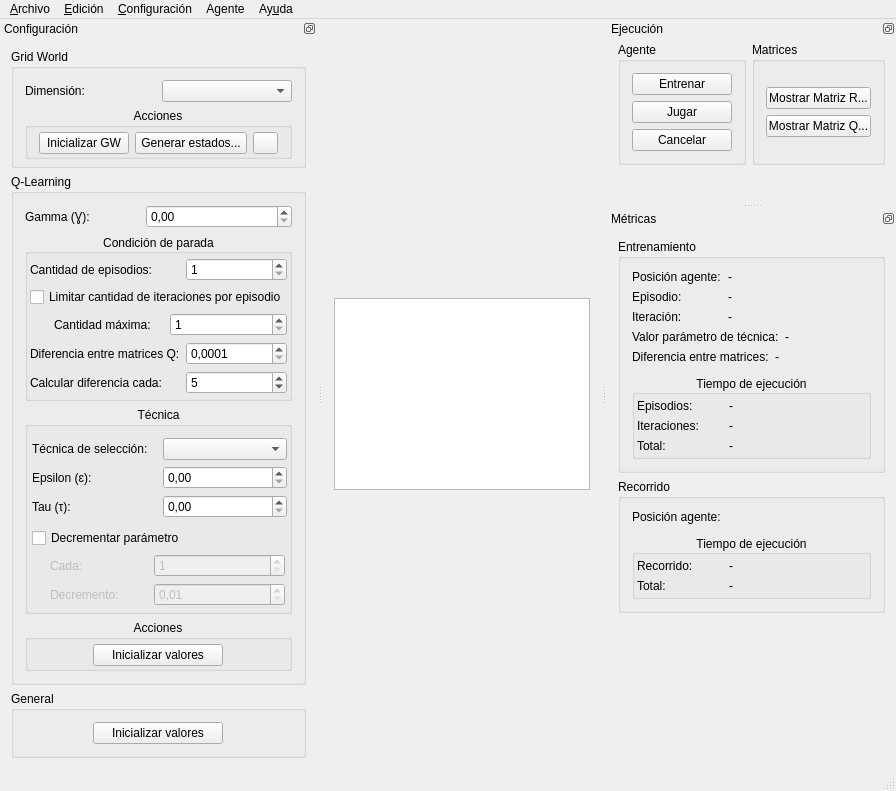
Old version of the form gui/qt/IA2013TPIRLGUI/mainwindow.ui in the repository ssebastianj/ia2013-tpi-rl.
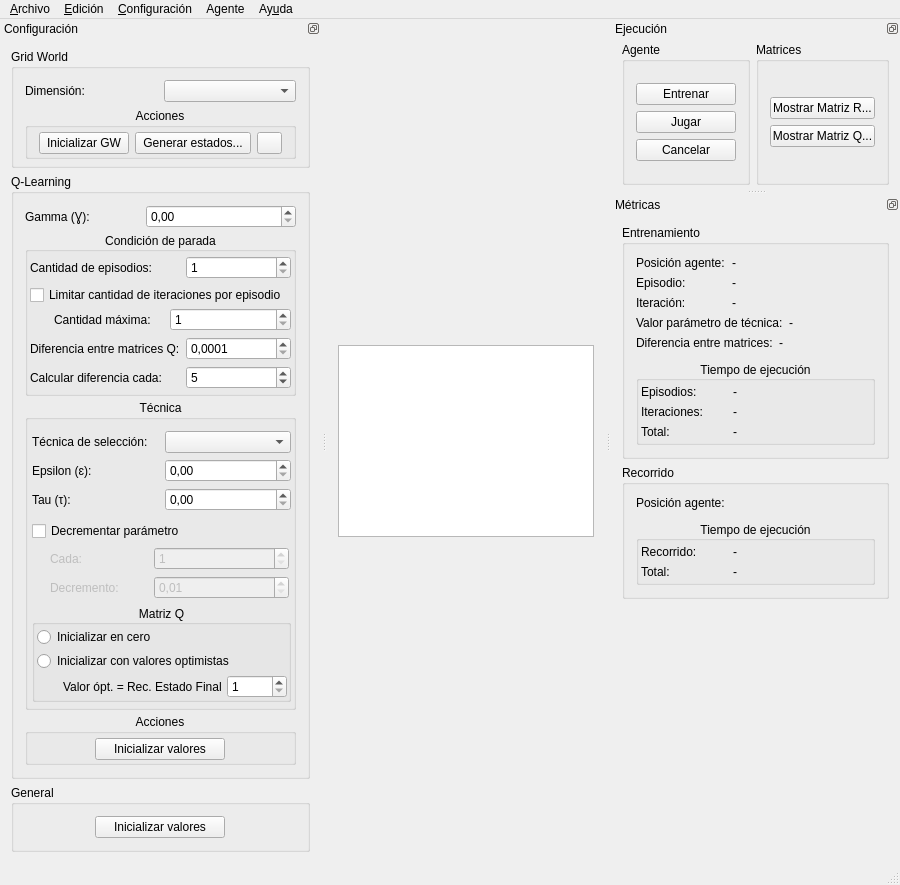
New version of the form. Icons and pictures are not drawn.

Commit message: Agregados opciones para elegir con cuales valores cargar la matriz Q inicial. Ahora la suma los elementos de una matrices usan la función interna "sum" de Python en vez de la de Numpy dado que se obtiene mejor rendimiento con la primera.

```diff
--- a/gui/qt/IA2013TPIRLGUI/mainwindow.ui
+++ b/gui/qt/IA2013TPIRLGUI/mainwindow.ui
@@ -7,8 +7,8 @@
    <rect>
     <x>0</x>
     <y>0</y>
-    <width>826</width>
-    <height>705</height>
+    <width>851</width>
+    <height>784</height>
    </rect>
   </property>
   <property name="windowTitle">
@@ -64,7 +64,7 @@
     <rect>
      <x>0</x>
      <y>0</y>
-     <width>826</width>
+     <width>851</width>
      <height>21</height>
     </rect>
    </property>
@@ -119,7 +119,7 @@
    <addaction name="menuAyuda"/>
   </widget>
   <widget class="QStatusBar" name="statusBar"/>
-  <widget class="QDockWidget" name="dockWidget">
+  <widget class="QDockWidget" name="dwConfiguracion">
    <property name="locale">
     <locale language="Spanish" country="Argentina"/>
    </property>
@@ -137,6 +137,31 @@
    </attribute>
    <widget class="QWidget" name="dockWidgetContents">
     <layout class="QGridLayout" name="gridLayout_5">
+     <item row="2" column="0">
+      <widget class="QGroupBox" name="gbGeneral">
+       <property name="title">
+        <string>General</string>
+       </property>
+       <layout class="QGridLayout" name="gridLayout_9">
+        <item row="0" column="0">
+         <widget class="QPushButton" name="btnInicializarTodo">
+          <property name="maximumSize">
+           <size>
+            <width>130</width>
+            <height>16777215</height>
+           </size>
+          </property>
+          <property name="locale">
+           <locale language="Spanish" country="Argentina"/>
+          </property>
+          <property name="text">
+           <string>Inicializar valores</string>
+          </property>
+         </widget>
+        </item>
+       </layout>
+      </widget>
+     </item>
      <item row="0" column="0">
       <widget class="QGroupBox" name="gbGridWorld">
        <property name="title">
@@ -258,35 +283,9 @@
         <string>Q-Learning</string>
        </property>
        <layout class="QGridLayout" name="gridLayout_17">
-        <item row="0" column="0">
-         <widget class="QLabel" name="lblGamma">
-          <property name="maximumSize">
-           <size>
-            <width>115</width>
-            <height>16777215</height>
-           </size>
-          </property>
-          <property name="text">
-           <string>Gamma (Ɣ):</string>
-          </property>
-          <property name="buddy">
-           <cstring>sbQLGamma</cstring>
-          </property>
-         </widget>
-        </item>
-        <item row="0" column="1">
-         <widget class="QDoubleSpinBox" name="sbQLGamma">
-          <property name="toolTip">
-           <string>&lt;html&gt;&lt;head/&gt;&lt;body&gt;&lt;p align=&quot;center&quot;&gt;&lt;span style=&quot; font-weight:600; font-style:italic;&quot;&gt;Factor de descuento&lt;/span&gt;&lt;/p&gt;&lt;p&gt;Cuanto más cerca de 1 se encuentre este valor mayor será el &lt;span style=&quot; font-style:italic;&quot;&gt;peso&lt;/span&gt; asignado a los refuerzos futuros.&lt;/p&gt;&lt;/body&gt;&lt;/html&gt;</string>
-          </property>
-          <property name="maximum">
-           <double>0.990000000000000</double>
-          </property>
-          <property name="singleStep">
-           <double>0.010000000000000</double>
-          </property>
-         </widget>
-        </item>
+        <property name="verticalSpacing">
+         <number>4</number>
+        </property>
         <item row="1" column="0" colspan="2">
          <widget class="QGroupBox" name="gbCondicionParada">
           <property name="title">
@@ -344,6 +343,9 @@
              </item>
              <item row="1" column="0" colspan="2">
               <layout class="QGridLayout" name="gridLayout_7">
+               <property name="verticalSpacing">
+                <number>3</number>
+               </property>
                <item row="2" column="1">
                 <widget class="QLabel" name="lblCantMaxIteraciones">
                  <property name="sizePolicy">
@@ -761,10 +763,115 @@
              </item>
             </layout>
            </item>
+           <item row="2" column="0">
+            <widget class="QGroupBox" name="gbQLMatrizQ">
+             <property name="title">
+              <string>Matriz Q</string>
+             </property>
+             <property name="alignment">
+              <set>Qt::AlignCenter</set>
+             </property>
+             <property name="flat">
+              <bool>true</bool>
+             </property>
+             <layout class="QGridLayout" name="gridLayout_24">
+              <property name="leftMargin">
+               <number>2</number>
+              </property>
+              <property name="topMargin">
+               <number>2</number>
+              </property>
+              <property name="rightMargin">
+               <number>1</number>
+              </property>
+              <property name="bottomMargin">
+               <number>1</number>
+              </property>
+              <property name="verticalSpacing">
+               <number>4</number>
+              </property>
+              <item row="0" column="0">
+               <layout class="QGridLayout" name="gridLayout_23">
+                <property name="verticalSpacing">
+                 <number>4</number>
+                </property>
+                <item row="2" column="0">
+                 <spacer name="horizontalSpacer_3">
+                  <property name="orientation">
+                   <enum>Qt::Horizontal</enum>
+                  </property>
+                  <property name="sizeType">
+                   <enum>QSizePolicy::Fixed</enum>
+                  </property>
+                  <property name="sizeHint" stdset="0">
+                   <size>
+                    <width>20</width>
+                    <height>0</height>
+                   </size>
+                  </property>
+                 </spacer>
+                </item>
+                <item row="2" column="1">
+                 <widget class="QLabel" name="label_18">
+                  <property name="sizePolicy">
+                   <sizepolicy hsizetype="Fixed" vsizetype="Preferred">
+                    <horstretch>0</horstretch>
+                    <verstretch>0</verstretch>
+                   </sizepolicy>
+                  </property>
+                  <property name="minimumSize">
+                   <size>
+                    <width>158</width>
+                    <height>0</height>
+                   </size>
+                  </property>
+                  <property name="text">
+                   <string>Valor ópt. = Rec. Estado Final +</string>
+                  </property>
+                  <property name="buddy">
+                   <cstring>sbValOptimoIncremento</cstring>
+                  </property>
+                 </widget>
+                </item>
+                <item row="2" column="2">
+                 <widget class="QSpinBox" name="sbValOptimoIncremento">
+                  <property name="minimumSize">
+                   <size>
+                    <width>60</width>
+                    <height>0</height>
+                   </size>
+                  </property>
+                  <property name="minimum">
+                   <number>1</number>
+                  </property>
+                  <property name="maximum">
+                   <number>10000</number>
+                  </property>
+                 </widget>
+                </item>
+                <item row="1" column="0" colspan="3">
+                 <widget class="QRadioButton" name="optMQInitValOptimistas">
+                  <property name="text">
+                   <string>Inicializar con valores optimistas</string>
+                  </property>
+                 </widget>
+                </item>
+                <item row="0" column="0" colspan="3">
+                 <widget class="QRadioButton" name="optMQInitEnCero">
+                  <property name="text">
+                   <string>Inicializar en cero</string>
+                  </property>
+                 </widget>
+                </item>
+               </layout>
+              </item>
+             </layout>
+            </widget>
+           </item>
           </layout>
          </widget>
         </item>
-        <item row="3" column="0" colspan="2">
+        <item row="4" column="0" colspan="2">
          <widget class="QGroupBox" name="groupBox_7">
           <property name="title">
            <string>Acciones</string>
@@ -801,28 +908,32 @@
           </layout>
          </widget>
         </item>
-       </layout>
-      </widget>
-     </item>
-     <item row="2" column="0">
-      <widget class="QGroupBox" name="gbGeneral">
-       <property name="title">
-        <string>General</string>
-       </property>
-       <layout class="QGridLayout" name="gridLayout_9">
         <item row="0" column="0">
-         <widget class="QPushButton" name="btnInicializarTodo">
+         <widget class="QLabel" name="lblGamma">
           <property name="maximumSize">
            <size>
-            <width>130</width>
+            <width>115</width>
             <height>16777215</height>
            </size>
           </property>
-          <property name="locale">
-           <locale language="Spanish" country="Argentina"/>
-          </property>
           <property name="text">
-           <string>Inicializar valores</string>
+           <string>Gamma (Ɣ):</string>
+          </property>
+          <property name="buddy">
+           <cstring>sbQLGamma</cstring>
+          </property>
+         </widget>
+        </item>
+        <item row="0" column="1">
+         <widget class="QDoubleSpinBox" name="sbQLGamma">
+          <property name="toolTip">
+           <string>&lt;html&gt;&lt;head/&gt;&lt;body&gt;&lt;p align=&quot;center&quot;&gt;&lt;span style=&quot; font-weight:600; font-style:italic;&quot;&gt;Factor de descuento&lt;/span&gt;&lt;/p&gt;&lt;p&gt;Cuanto más cerca de 1 se encuentre este valor mayor será el &lt;span style=&quot; font-style:italic;&quot;&gt;peso&lt;/span&gt; asignado a los refuerzos futuros.&lt;/p&gt;&lt;/body&gt;&lt;/html&gt;</string>
+          </property>
+          <property name="maximum">
+           <double>0.990000000000000</double>
+          </property>
+          <property name="singleStep">
+           <double>0.010000000000000</double>
           </property>
          </widget>
         </item>
@@ -846,6 +957,12 @@
    </widget>
   </widget>
   <widget class="QDockWidget" name="dwEjecucion">
+   <property name="maximumSize">
+    <size>
+     <width>524287</width>
+     <height>170</height>
+    </size>
+   </property>
    <property name="locale">
     <locale language="Spanish" country="Argentina"/>
    </property>
@@ -987,23 +1104,10 @@
        </layout>
       </widget>
      </item>
-     <item row="1" column="1">
-      <spacer name="verticalSpacer_2">
-       <property name="orientation">
-        <enum>Qt::Vertical</enum>
-       </property>
-       <property name="sizeHint" stdset="0">
-        <size>
-         <width>0</width>
-         <height>0</height>
-        </size>
-       </property>
-      </spacer>
-     </item>
     </layout>
    </widget>
   </widget>
-  <widget class="QDockWidget" name="dockWidget_3">
+  <widget class="QDockWidget" name="dwMetricas">
    <property name="locale">
     <locale language="Spanish" country="Argentina"/>
    </property>
```
Left out of the diff: 76 changed lines with no effect on the pictures. The commit also changes 9 other files.
